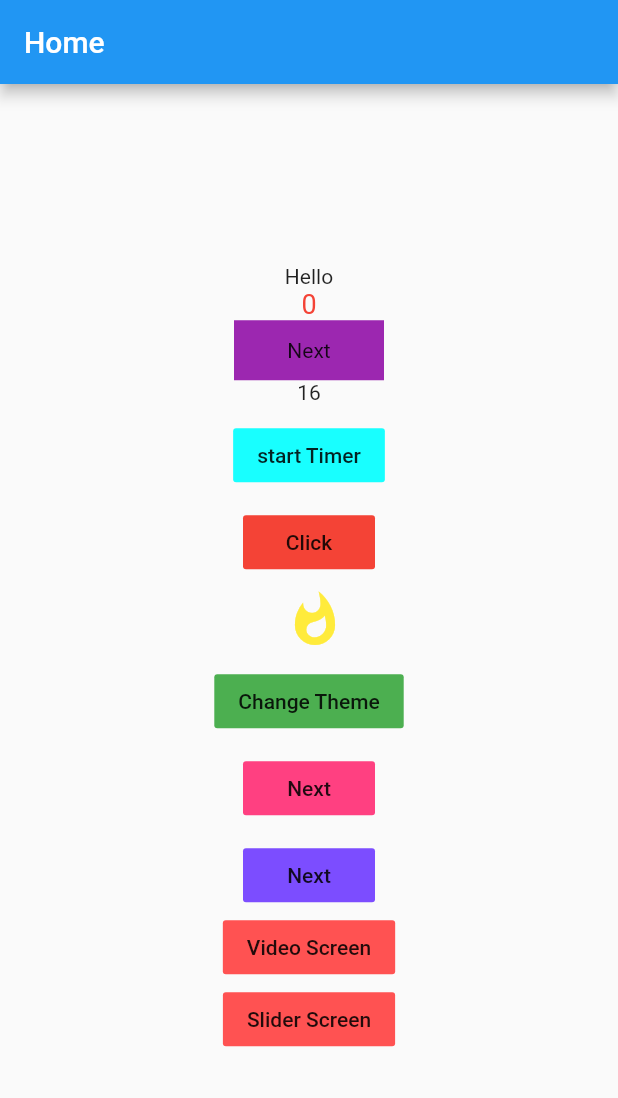
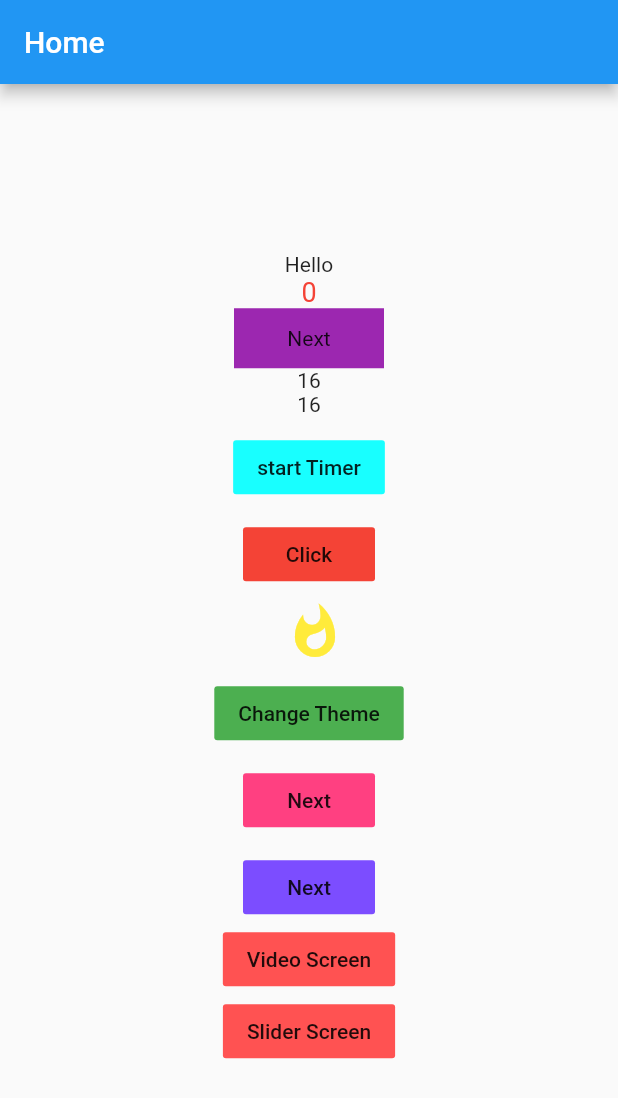
Before and after one commit to roshan1960701/Getx_practise, a Flutter app: the first screen one second after launch, on a phone screen of 412 x 824 dp. Shown: the top 1098 px of the screen. Run offline on Flutter 3.47's test engine with Material 2 defaults, Android fonts, the phone set to English and light mode, and no system bars; our stand-ins replace better_player, carousel_slider, get, smooth_page_indicator; missing offline and left inert: ink_page_indicator.

Commit message:
Stream Using Getx flutter

```diff
--- a/lib/Pages/Home/View/home.dart
+++ b/lib/Pages/Home/View/home.dart
@@ -57,6 +57,9 @@ class _HomeScreenState extends State<HomeScreen> {
             GetX<HomeController>(builder: (controller){
               return Text('${controller.remaining.value}');
             }),
+            Obx(
+                () => Text('${homeController.remaining.value}'),
+            ),
             const SizedBox(height: 10.0,),
             FlatButton(
                 color: Colors.cyanAccent,
```
